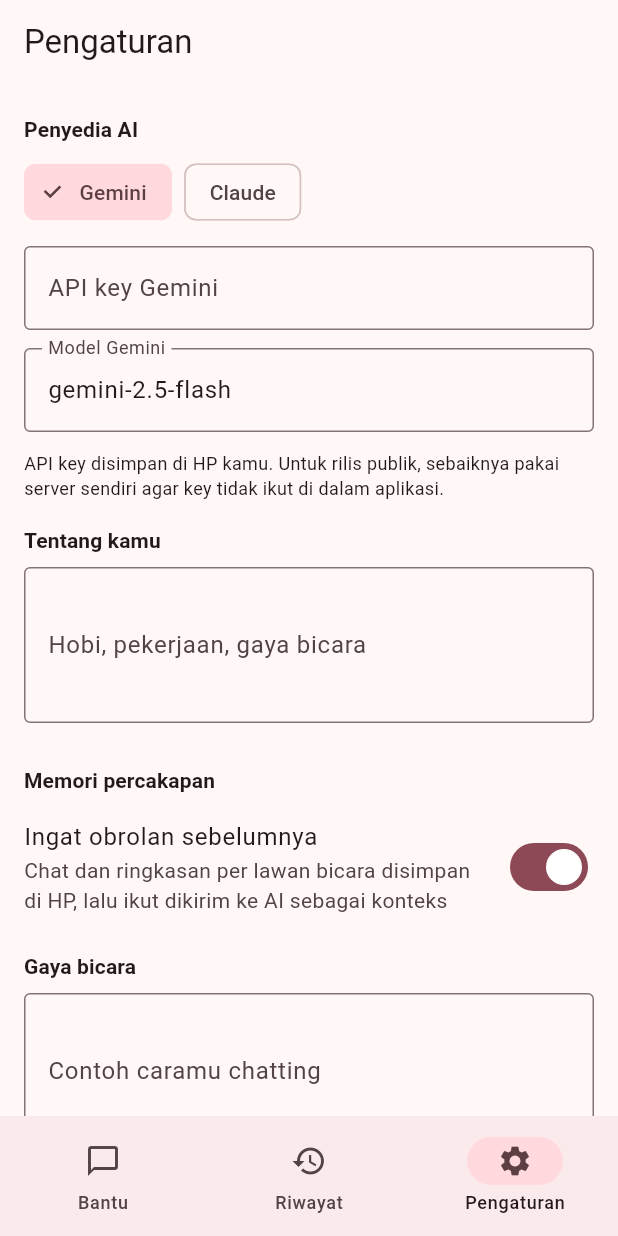
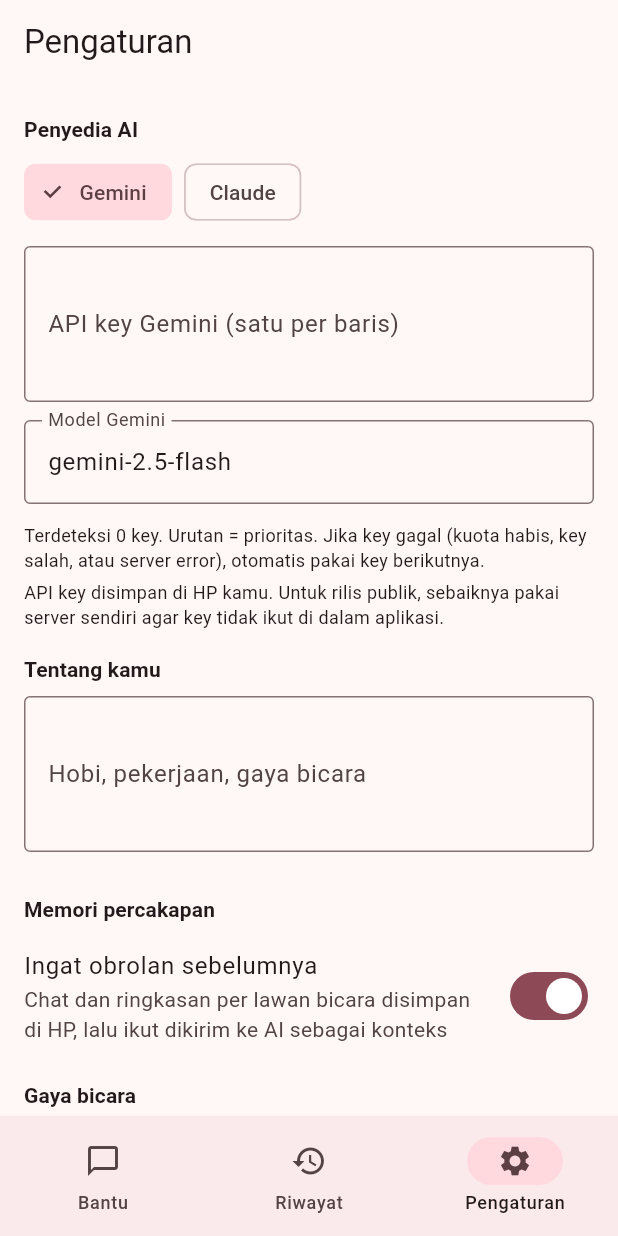
Before and after one commit to rezapranata089-bit/date-wingman, a Flutter app: the screen it shows after launch, item 3 of the bottom bar chosen, on a phone screen of 412 x 824 dp. Run offline on Flutter 3.47's test engine with Material 3 defaults, Android fonts, the phone set to English and light mode, and no system bars; our stand-ins replace image_picker, shared_preferences; missing offline and left inert: google_mlkit_text_recognition.

Commit message:
Fallback API key: isi banyak key, otomatis pindah jika gagal
Sess: 28f085265805f8d7

```diff
--- a/lib/settings_screen.dart
+++ b/lib/settings_screen.dart
@@ -57,14 +57,15 @@ class _SettingsScreenState extends State<SettingsScreen> {
     bool secret = false,
     int lines = 1,
     String? hint,
+    bool keys = false,
   }) {
     return Padding(
       padding: const EdgeInsets.only(bottom: 12),
       child: TextField(
         controller: c,
         obscureText: secret,
-        enableSuggestions: !secret,
-        autocorrect: !secret,
+        enableSuggestions: !(secret || keys),
+        autocorrect: !(secret || keys),
         minLines: lines,
         maxLines: secret ? 1 : (lines > 1 ? lines + 2 : 1),
         onChanged: onChanged,
@@ -165,18 +166,23 @@ class _SettingsScreenState extends State<SettingsScreen> {
                 ),
                 const SizedBox(height: 12),
                 if (s.provider == 'gemini') ...[
-                  _field(_gKey, 'API key Gemini',
+                  _field(_gKey, 'API key Gemini (satu per baris)',
                       (v) => s.update(() => s.geminiKey = v.trim()),
-                      secret: true),
+                      lines: 3, keys: true, hint: 'AIza...\nAIza...'),
                   _field(_gModel, 'Model Gemini',
                       (v) => s.update(() => s.geminiModel = v.trim())),
                 ] else ...[
-                  _field(_cKey, 'API key Claude',
+                  _field(_cKey, 'API key Claude (satu per baris)',
                       (v) => s.update(() => s.claudeKey = v.trim()),
-                      secret: true),
+                      lines: 3, keys: true, hint: 'sk-ant-...\nsk-ant-...'),
                   _field(_cModel, 'Model Claude',
                       (v) => s.update(() => s.claudeModel = v.trim())),
                 ],
+                Text(
+                  'Terdeteksi ${s.activeKeys.length} key. Urutan = prioritas. Jika key gagal (kuota habis, key salah, atau server error), otomatis pakai key berikutnya.',
+                  style: const TextStyle(fontSize: 12),
+                ),
+                const SizedBox(height: 4),
                 const Text(
                   'API key disimpan di HP kamu. Untuk rilis publik, sebaiknya pakai server sendiri agar key tidak ikut di dalam aplikasi.',
                   style: TextStyle(fontSize: 12),
--- a/lib/settings_store.dart
+++ b/lib/settings_store.dart
@@ -188,6 +188,14 @@ class AppSettings extends ChangeNotifier {
   String get activeKey => provider == 'claude' ? claudeKey : geminiKey;
   String get activeModel => provider == 'claude' ? claudeModel : geminiModel;
 
+  static List<String> splitKeys(String raw) => raw
+      .split(RegExp(r'[\s,;]+'))
+      .where((e) => e.isNotEmpty)
+      .toSet()
+      .toList();
+
+  List<String> get activeKeys => splitKeys(activeKey);
+
   Future<void> load() async {
     final p = await SharedPreferences.getInstance();
     _p = p;
```
Also changed, not shown: lib/ai_service.dart (+57 -10 lines).
